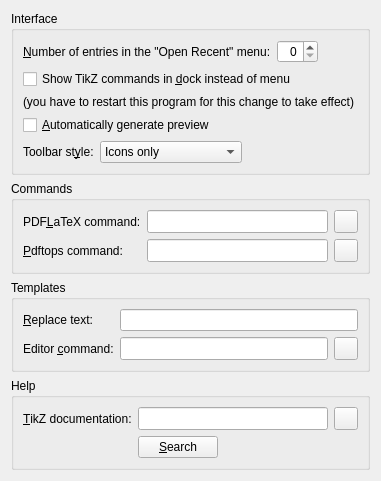
This is app/configgeneralwidget.ui in fhackenberger/ktikz as Qt 5 draws it before an edit. The edited form follows.
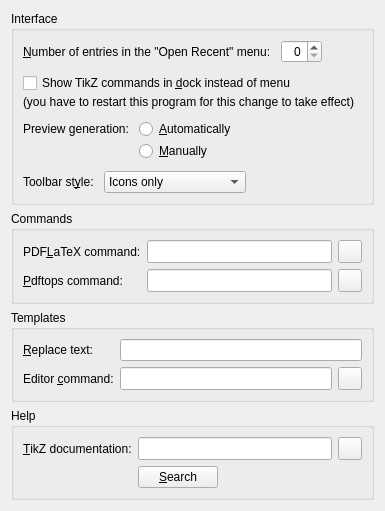
This is the edited form. Icons and pictures are not drawn. Custom widgets are drawn as their Qt base class.

Commit message: Replace checkbox "Automatically generate preview" by the clearer radio buttons "Preview generation: Automatically / Manually".

The edit to the form file:
```diff
--- a/app/configgeneralwidget.ui
+++ b/app/configgeneralwidget.ui
@@ -12,6 +12,9 @@
       <string>Interface</string>
      </property>
      <layout class="QVBoxLayout" name="verticalLayout">
+      <property name="spacing">
+       <number>10</number>
+      </property>
       <item>
        <layout class="QHBoxLayout" name="horizontalLayout">
         <item>
@@ -52,6 +55,11 @@
         </item>
        </layout>
       </item>
+      <item>
+       <layout class="QVBoxLayout" name="commandsInDockVerticalLayout">
+        <property name="spacing">
+         <number>2</number>
+        </property>
       <item>
        <widget class="QCheckBox" name="commandsInDockCheck">
         <property name="whatsThis">
@@ -63,22 +71,57 @@
        </widget>
       </item>
       <item>
-       <widget class="QLabel" name="label">
+         <widget class="QLabel" name="commandsInDockLabel">
         <property name="text">
          <string>(you have to restart this program for this change to take effect)</string>
         </property>
        </widget>
       </item>
+       </layout>
+      </item>
       <item>
-       <widget class="QCheckBox" name="buildAutomaticallyCheck">
+       <layout class="QFormLayout" name="buildFormLayout">
+        <property name="verticalSpacing">
+         <number>2</number>
+        </property>
+        <item row="0" column="0">
+         <widget class="QLabel" name="buildLabel">
         <property name="whatsThis">
          <string>&lt;p&gt;If this option is checked, the TikZ code in the editor is compiled while editing.  If this option is not checked, a &quot;Build&quot; button is available and the TikZ code is only compiled when you press that button.&lt;/p&gt;</string>
         </property>
         <property name="text">
-         <string>&amp;Automatically generate preview</string>
+           <string>Preview generation:</string>
         </property>
        </widget>
       </item>
+        <item row="0" column="1">
+         <widget class="QRadioButton" name="buildAutomaticallyRadio">
+          <property name="whatsThis">
+           <string>&lt;p&gt;If this option is checked, the TikZ code in the editor is compiled while editing.&lt;/p&gt;</string>
+          </property>
+          <property name="text">
+           <string>&amp;Automatically</string>
+          </property>
+          <attribute name="buttonGroup">
+           <string>buildButtonGroup</string>
+          </attribute>
+         </widget>
+        </item>
+        <item row="1" column="1">
+         <widget class="QRadioButton" name="buildManuallyRadio">
+          <property name="whatsThis">
+           <string>&lt;p&gt;If this option is checked, a &quot;Build&quot; button is available and the TikZ code is only compiled when you press that button.&lt;/p&gt;</string>
+          </property>
+          <property name="text">
+           <string>&amp;Manually</string>
+          </property>
+          <attribute name="buttonGroup">
+           <string>buildButtonGroup</string>
+          </attribute>
+         </widget>
+        </item>
+       </layout>
+      </item>
       <item>
        <layout class="QHBoxLayout" name="horizontalLayout_2">
         <item>
```
Left out of the diff: 25 changed lines with no effect on the pictures. Lines whose indentation alone changed are shown as unchanged. The commit also changes 1 other file.
